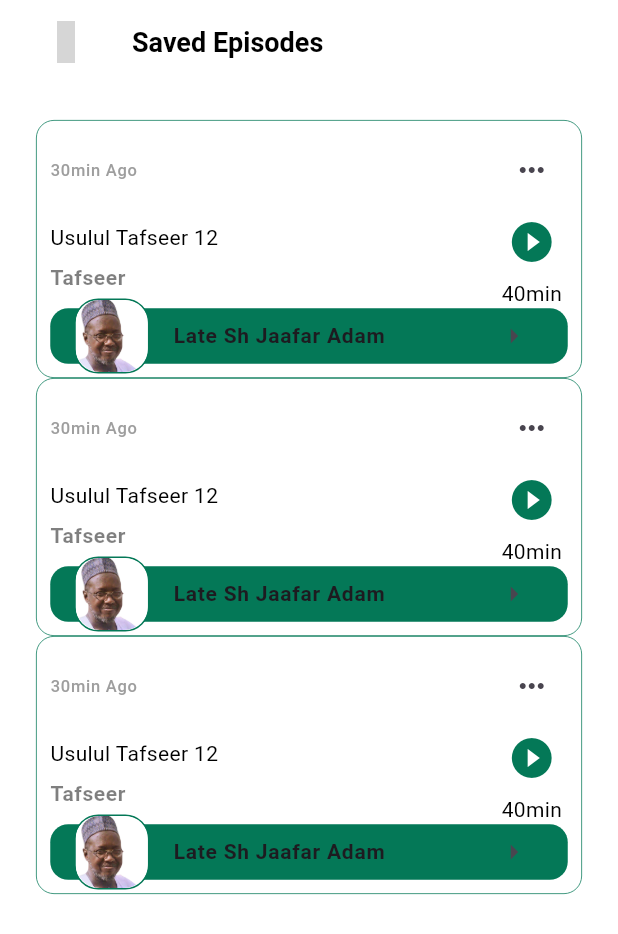
After one commit to AbubakrSaddiq/deencastv2, a Flutter app: the LibraryItemScreen screen opened directly, on a phone screen of 412 x 824 dp. The commit adds this screen. Shown: the top 934 px of the screen. Run offline on Flutter 3.47's test engine with Material 3 defaults, Android fonts, the phone set to English and light mode, and no system bars; our stand-ins replace get, get_storage, iconsax, just_audio, smooth_page_indicator; missing offline and left inert: hijri_calendar; accounts and stored records are empty; Roboto replaces fonts that are missing (Poppins); grey boxes are pictures that could not be loaded.

Commit message:
created basic screens

```diff
--- a/lib/features/personalization/screens/profile/widgets/user_profile_card.dart
+++ b/lib/features/personalization/screens/profile/widgets/user_profile_card.dart
@@ -6,11 +6,10 @@ import '../../../../../utils/constants/image_strings.dart';
 import '../../../../../utils/constants/sizes.dart';
 
 class UserProfileCard extends StatelessWidget {
-  const UserProfileCard({
-    super.key, required this.onPressed,
-  });
+  const UserProfileCard({super.key, required this.onPressed});
 
   final VoidCallback onPressed;
+
   @override
   Widget build(BuildContext context) {
     return Container(
--- a/lib/features/podcast/explore/explore.dart
+++ b/lib/features/podcast/explore/explore.dart
@@ -39,7 +39,6 @@ class ExploreScreen extends StatelessWidget {
               padding: EdgeInsets.symmetric(horizontal: 0),
             ),
             SizedBox(height: DSizes.spaceBtwItems),
-
             ///Filter
             FilterHeading(usePadding: false, text: 'Filter', icon: Iconsax.filter,),
 
--- a/lib/features/podcast/explore/widgets/category_gridview.dart
+++ b/lib/features/podcast/explore/widgets/category_gridview.dart
@@ -1,7 +1,6 @@
+import 'package:deencastv2/features/podcast/explore/widgets/category_screen.dart';
 import 'package:flutter/material.dart';
 import 'package:get/get.dart';
-import 'package:get/get_core/src/get_main.dart';
-import 'package:get/get_state_manager/src/rx_flutter/rx_obx_widget.dart';
 
 import '../controller/explore_controller.dart';
 import 'category_card.dart';
@@ -27,7 +26,7 @@ class CategoryGridView extends StatelessWidget {
           itemCount: controller.filteredCategories.length,
           itemBuilder: (context, index){
             final category = controller.filteredCategories[index];
-            return CategoryCard(title: category, onTap: () => controller.onCategoryTapped(category));
+            return CategoryCard(title: category, onTap: () => Get.to(() => CategoryScreen()));
           },
         ),
       ),
--- /dev/null
+++ b/lib/features/podcast/explore/widgets/category_screen.dart
@@ -0,0 +1,49 @@
+import 'package:deencastv2/features/podcast/home/widgets/appbar.dart';
+import 'package:deencastv2/features/podcast/home/widgets/episode_card.dart';
+import 'package:flutter/material.dart';
+
+import '../../../../utils/constants/image_strings.dart';
+import '../../../../utils/constants/sizes.dart';
+
+class CategoryScreen extends StatelessWidget {
+  const CategoryScreen({super.key});
+
+  @override
+  Widget build(BuildContext context) {
+    return Scaffold(
+      appBar: DAppBar(showBackArrow: true, title: Text('Seerah')),
+      body: SingleChildScrollView(
+        child: Padding(
+          padding: EdgeInsets.all(DSizes.defaultSpace),
+          child: Column(
+            children: [
+              EpisodeCard(
+                date: '30min Ago',
+                title: 'Hijrah Zuwa Abisiniyah 03',
+                category: 'Seerah',
+                duration: '40min',
+                scholarName: 'Late Sh Jaafar Adam',
+                scholarImage: DImages.jaafarAdam,
+              ),
+              EpisodeCard(
+                date: '30min Ago',
+                title: 'Hijrah Zuwa Abisiniyah 02',
+                category: 'Seerah',
+                duration: '40min',
+                scholarName: 'Late Sh Jaafar Adam',
+                scholarImage: DImages.jaafarAdam,
+              ),EpisodeCard(
+                date: '30min Ago',
+                title: 'Hijrah Zuwa Abisiniyah 01',
+                category: 'Seerah',
+                duration: '40min',
+                scholarName: 'Late Sh Jaafar Adam',
+                scholarImage: DImages.jaafarAdam,
+              ),
+              ],
+          ),
+        ),
+      ),
+    );
+  }
+}
--- a/lib/features/podcast/home/home.dart
+++ b/lib/features/podcast/home/home.dart
@@ -24,7 +24,6 @@ class HomeScreen extends StatelessWidget {
                 children: [
                   ///user avatar and user name
                   const UserAppbar(),
-
                   SizedBox(height: DSizes.defaultSpace),
                 ],
               ),
--- a/lib/features/podcast/home/widgets/episode_card.dart
+++ b/lib/features/podcast/home/widgets/episode_card.dart
@@ -42,17 +42,22 @@ class EpisodeCard extends StatelessWidget {
         padding: EdgeInsets.all(DSizes.sm),
         child: Column(
           children: [
-            //Top half
+            //time posted and properties
+            Row(
+              mainAxisAlignment: MainAxisAlignment.spaceBetween,
+              children: [
+                ///date posted
+                DatePostedText(date: date),
+                ///more
+                IconButton(onPressed: (){}, icon: Icon(Icons.more_horiz_outlined)),
+              ],
+            ),
             Row(
               mainAxisAlignment: MainAxisAlignment.spaceBetween,
               children: [
                 Column(
                   crossAxisAlignment: CrossAxisAlignment.start,
                   children: [
-                    ///date posted
-                    DatePostedText(date: date),
-                    SizedBox(height: DSizes.sm),
-
                     ///Episode name
                     EpisodeNameText(title: title),
                     SizedBox(height: DSizes.sm),
@@ -66,9 +71,7 @@ class EpisodeCard extends StatelessWidget {
                 ///Play button
                 Column(
                   children: [
-                    ///more
-                    IconButton(onPressed: (){}, icon: Icon(Icons.more_horiz_outlined)),
-                    IconButton(
+                     IconButton(
                       onPressed: () {},
                       icon: const Icon(
                         Icons.play_circle_fill,
@@ -84,9 +87,9 @@ class EpisodeCard extends StatelessWidget {
               ],
             ),
 
-            SizedBox(height: DSizes.lg,),
             ///scholar detail
             if (scholarName != null && scholarImage != null)
+
               Container(
                 decoration: BoxDecoration(
                   borderRadius: BorderRadius.circular(DSizes.borderRadiusLg),
--- a/lib/features/podcast/home/widgets/home_appbar.dart
+++ b/lib/features/podcast/home/widgets/home_appbar.dart
@@ -1,4 +1,3 @@
-import 'package:deencastv2/utils/constants/image_strings.dart';
 import 'package:flutter/material.dart';
 import 'package:iconsax/iconsax.dart';
 import '../../../../utils/constants/color.dart';
@@ -18,8 +17,8 @@ class HomeAppBar extends StatelessWidget {
       title: Column(
         crossAxisAlignment: CrossAxisAlignment.start,
         children: [
-          Text(DTexts.homeAppBarTitle, style: Theme.of(context).textTheme.labelMedium!.apply(color: DColors.white),),
-          Text(DTexts.homeAppBarSubtitle, style: Theme.of(context).textTheme.headlineSmall!.apply(color: DColors.white),),
+          Text(DTexts.greetings, style: Theme.of(context).textTheme.labelMedium!.apply(color: DColors.white),),
+          Text(DTexts.fullName, style: Theme.of(context).textTheme.headlineSmall!.apply(color: DColors.white),),
         ],
       ),
 
--- a/lib/features/podcast/home/widgets/scholar_profile.dart
+++ b/lib/features/podcast/home/widgets/scholar_profile.dart
@@ -62,6 +62,23 @@ class ScholarProfileScreen extends StatelessWidget {
                 title: 'Ramadan Tafseer 2024 12',
                 duration: '1h 10min',
               ),
+              EpisodeCard(
+                date: '2min',
+                title: 'Ramadan Tafseer 2024 12',
+                duration: '1h 10min',
+              ),EpisodeCard(
+                date: '2min',
+                title: 'Ramadan Tafseer 2024 12',
+                duration: '1h 10min',
+              ),EpisodeCard(
+                date: '2min',
+                title: 'Ramadan Tafseer 2024 12',
+                duration: '1h 10min',
+              ),EpisodeCard(
+                date: '2min',
+                title: 'Ramadan Tafseer 2024 12',
+                duration: '1h 10min',
+              ),
             ],
           ),
         ),
--- a/lib/features/podcast/home/widgets/user_appbar.dart
+++ b/lib/features/podcast/home/widgets/user_appbar.dart
@@ -1,5 +1,4 @@
 import 'package:flutter/material.dart';
-import 'package:iconsax/iconsax.dart';
 import '../../../../utils/constants/color.dart';
 import '../../../../utils/constants/text_strings.dart';
 import 'appbar.dart';
@@ -13,12 +12,11 @@ class UserAppbar extends StatelessWidget {
   @override
   Widget build(BuildContext context) {
     return DAppBar(
-      leadingIcon: Iconsax.user_octagon4,
       title: Column(
         crossAxisAlignment: CrossAxisAlignment.start,
         children: [
-          Text(DTexts.homeAppBarTitle, style: Theme.of(context).textTheme.labelMedium!.apply(color: DColors.white),),
-          Text(DTexts.homeAppBarSubtitle, style: Theme.of(context).textTheme.headlineSmall!.apply(color: DColors.white),),
+          Text(DTexts.greetings, style: Theme.of(context).textTheme.labelMedium!.apply(color: DColors.white),),
+          Text(DTexts.fullName, style: Theme.of(context).textTheme.headlineSmall!.apply(color: DColors.white),),
         ],
       ),
 
--- /dev/null
+++ b/lib/features/podcast/library/widgets/library_item_screen.dart
@@ -0,0 +1,50 @@
+import 'package:deencastv2/features/podcast/home/widgets/appbar.dart';
+import 'package:deencastv2/features/podcast/home/widgets/episode_card.dart';
+import 'package:flutter/material.dart';
+
+import '../../../../utils/constants/image_strings.dart';
+import '../../../../utils/constants/sizes.dart';
+
+class LibraryItemScreen extends StatelessWidget {
+  const LibraryItemScreen({super.key});
+
+  @override
+  Widget build(BuildContext context) {
+    return Scaffold(
+      appBar: DAppBar(showBackArrow: true, title: Text('Saved Episodes')),
+      body: SingleChildScrollView(
+        child: Padding(
+          padding: EdgeInsets.all(DSizes.defaultSpace),
+          child: Column(
+            children: [
+              EpisodeCard(
+                date: '30min Ago',
+                title: 'Usulul Tafseer 12',
+                category: 'Tafseer',
+                duration: '40min',
+                scholarName: 'Late Sh Jaafar Adam',
+                scholarImage: DImages.jaafarAdam,
+              ),
+              EpisodeCard(
+                date: '30min Ago',
+                title: 'Usulul Tafseer 12',
+                category: 'Tafseer',
+                duration: '40min',
+                scholarName: 'Late Sh Jaafar Adam',
+                scholarImage: DImages.jaafarAdam,
+              ),
+              EpisodeCard(
+                date: '30min Ago',
+                title: 'Usulul Tafseer 12',
+                category: 'Tafseer',
+                duration: '40min',
+                scholarName: 'Late Sh Jaafar Adam',
+                scholarImage: DImages.jaafarAdam,
+              ),
+            ],
+          ),
+        ),
+      ),
+    );
+  }
+}
--- a/lib/utils/constants/text_strings.dart
+++ b/lib/utils/constants/text_strings.dart
@@ -51,7 +51,7 @@ class DTexts{
   static String resetPasswordEmailSent = "Password Rest Email Sent";
 
   //  home appbar
-  static String homeAppBarTitle = "Assalamu Alaikum";
-  static String homeAppBarSubtitle = "Abubakar Saddiq";
+  static String greetings = "Assalamu Alaikum !";
+  static String fullName = "Abubakar Saddiq";
 
 }
```
Also changed, not shown: lib/features/personalization/screens/profile/profile.dart (+10 -12 lines), lib/features/personalization/screens/profile/widgets/circular_image.dart (added, +48 -0 lines), lib/features/personalization/screens/profile/widgets/edit_profile.dart (added, +68 -0 lines), lib/features/personalization/screens/profile/widgets/profile_menu.dart (added, +37 -0 lines), lib/features/podcast/library/library.dart (+46 -33 lines).
